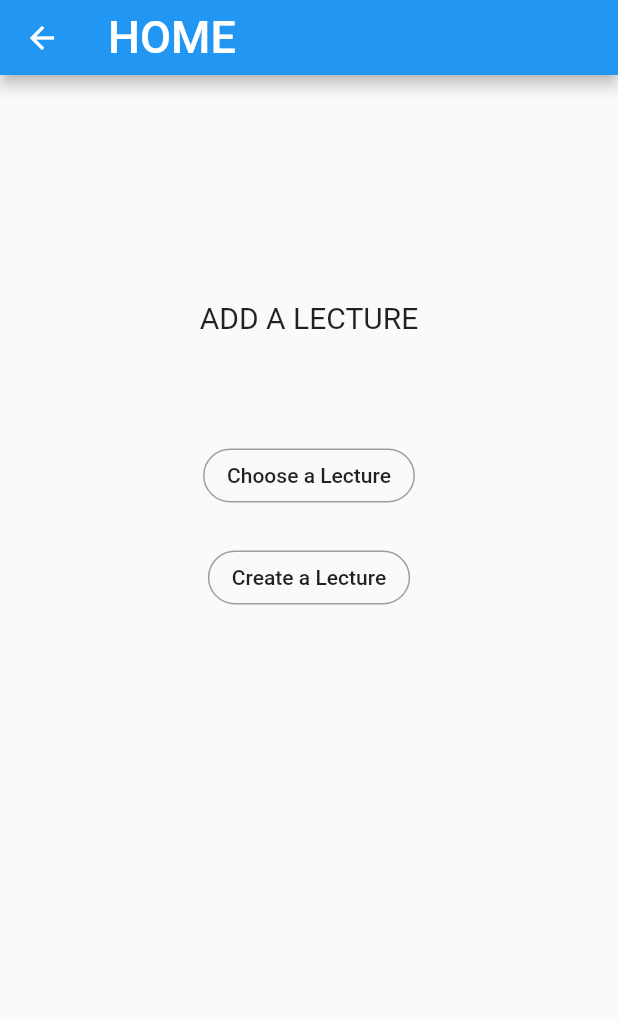
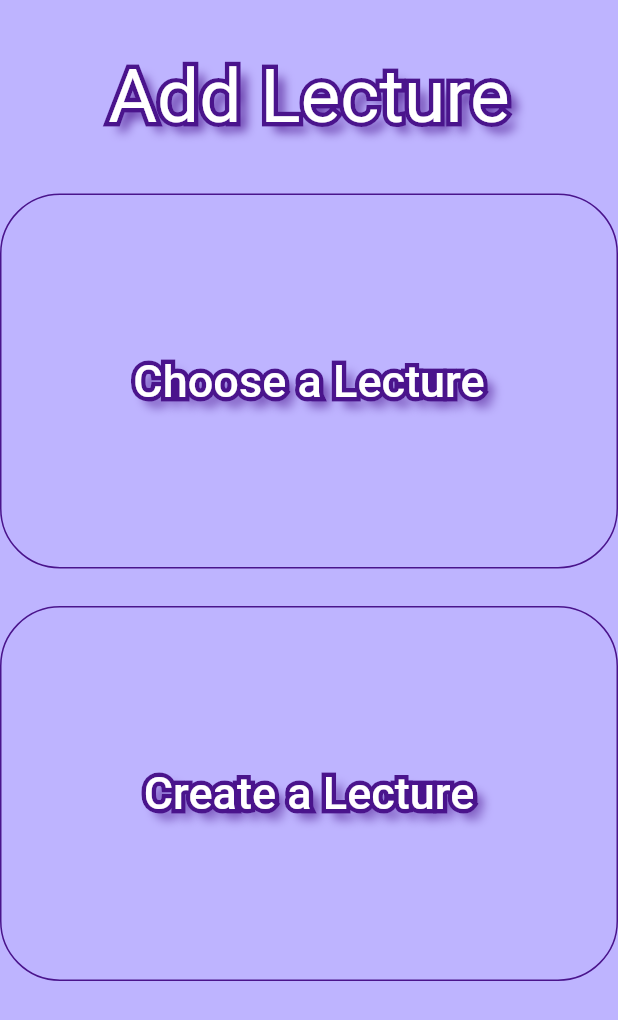
Before and after one commit to FEUP-ESOF-2020-21/open-cx-t2g6-fbs, a Flutter app: the AddLecturePage screen opened directly, on a phone screen of 412 x 824 dp. Shown: the top 1020 px of the screen. Run offline on Flutter 3.47's test engine with Material 2 defaults, Android fonts, the phone set to English and light mode, and no system bars; our stand-ins replace file_picker, firebase_auth, firebase_core, firebase_storage, google_sign_in; missing offline and left inert: ext_storage; accounts and stored records are empty.

Commit message:
Updated addLecture design

```diff
--- a/askit/lib/add_lecture_page.dart
+++ b/askit/lib/add_lecture_page.dart
@@ -11,19 +11,15 @@ class _AddLectureState extends State<AddLecturePage> {
   @override
   Widget build(BuildContext context) {
     return Scaffold(
-        appBar: PreferredSize(
-            // Change this argument to customize the height of the app bar
-            preferredSize: Size.fromHeight(50.0),
-            child: AppBar(title: Text('HOME', style: TextStyle(fontSize: 30)))),
+        backgroundColor: new Color.fromARGB(255, 190, 180, 255),
         body: new Column(
+
           children: [
-            Align(
-                alignment: Alignment.center,
-                child: new Container(
-                    child:
-                        Text('ADD A LECTURE', style: TextStyle(fontSize: 20)),
-                    padding: EdgeInsets.only(top: 150.0, bottom: 20))),
+            SizedBox(height: 35),
+            _titleText("Add Lecture", 50),
+            SizedBox(height: 35),
             _chooseALectureButton(context),
+            SizedBox(height: 25),
             _createALectureButton(context)
           ],
         ));
@@ -32,9 +28,11 @@ class _AddLectureState extends State<AddLecturePage> {
   Widget _chooseALectureButton(BuildContext context) {
     //!!Expanded is needed so that Align uses the whole available space and not the space available within the row/column
     return Container(
-        child: OutlineButton(
-            child: Text('Choose a Lecture'),
-            splashColor: Colors.grey,
+        child: ButtonTheme(
+          height: 250.0,
+          child: OutlineButton(
+            child: _titleText("Choose a Lecture", 30),
+            splashColor: Colors.purple[900],
             onPressed: () {
               Navigator.push(
                 context,
@@ -44,16 +42,18 @@ class _AddLectureState extends State<AddLecturePage> {
             shape:
                 RoundedRectangleBorder(borderRadius: BorderRadius.circular(40)),
             highlightElevation: 0,
-            borderSide: BorderSide(color: Colors.grey)),
-        padding: EdgeInsets.only(top: 50, bottom: 20));
+            borderSide: BorderSide(color: Colors.purple[900])),
+        padding: EdgeInsets.only(top: 20, bottom: 20)));
   }
 
   Widget _createALectureButton(BuildContext context) {
     //!!Expanded is needed so that Align uses the whole available space and not the space available within the row/column
     return Container(
+      child: ButtonTheme(
+        height: 250.0,
         child: OutlineButton(
-            child: Text('Create a Lecture'),
-            splashColor: Colors.grey,
+            child: _titleText("Create a Lecture", 30),
+            splashColor: Colors.purple[900],
             onPressed: () {
               Navigator.push(
                 context,
@@ -63,6 +63,39 @@ class _AddLectureState extends State<AddLecturePage> {
             shape:
                 RoundedRectangleBorder(borderRadius: BorderRadius.circular(40)),
             highlightElevation: 0,
-            borderSide: BorderSide(color: Colors.grey)));
+            borderSide: BorderSide(color: Colors.purple[900])),
+            padding: EdgeInsets.only(top: 20, bottom: 20)));
   }
 }
+
+Widget _titleText(String text, double size) {
+  return Center(
+    child:
+      Stack(
+        children: [
+          Text(text,
+            style: TextStyle(
+              fontSize: size,
+              foreground: Paint()
+                ..style = PaintingStyle.stroke
+                ..strokeWidth = 6
+                ..color = Colors.purple[900]
+              ),
+            ),
+          Text(text,
+            style: TextStyle(
+              color: Colors.white,
+              fontSize: size,
+              shadows: <Shadow>[
+                Shadow(
+                  offset: Offset(6.0, 6.0),
+                  blurRadius: 8.0,
+                  color: Colors.purple[900],
+                ),
+              ],
+            ),
+          ),
+        ],
+      )
+  );
+}
```
